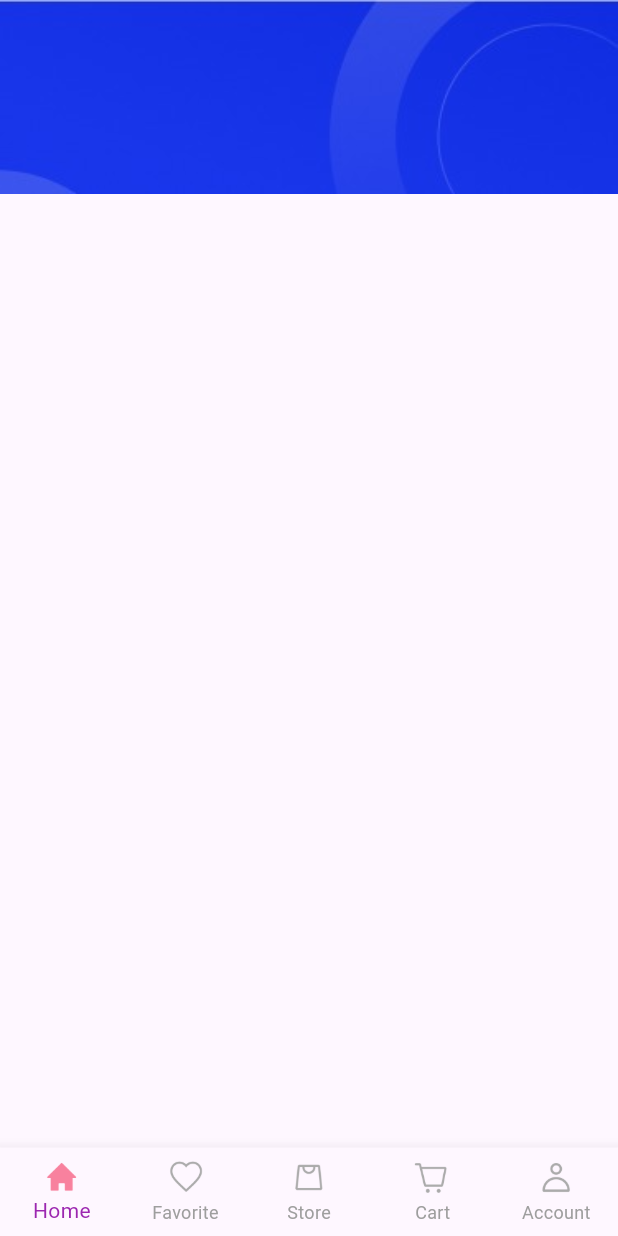
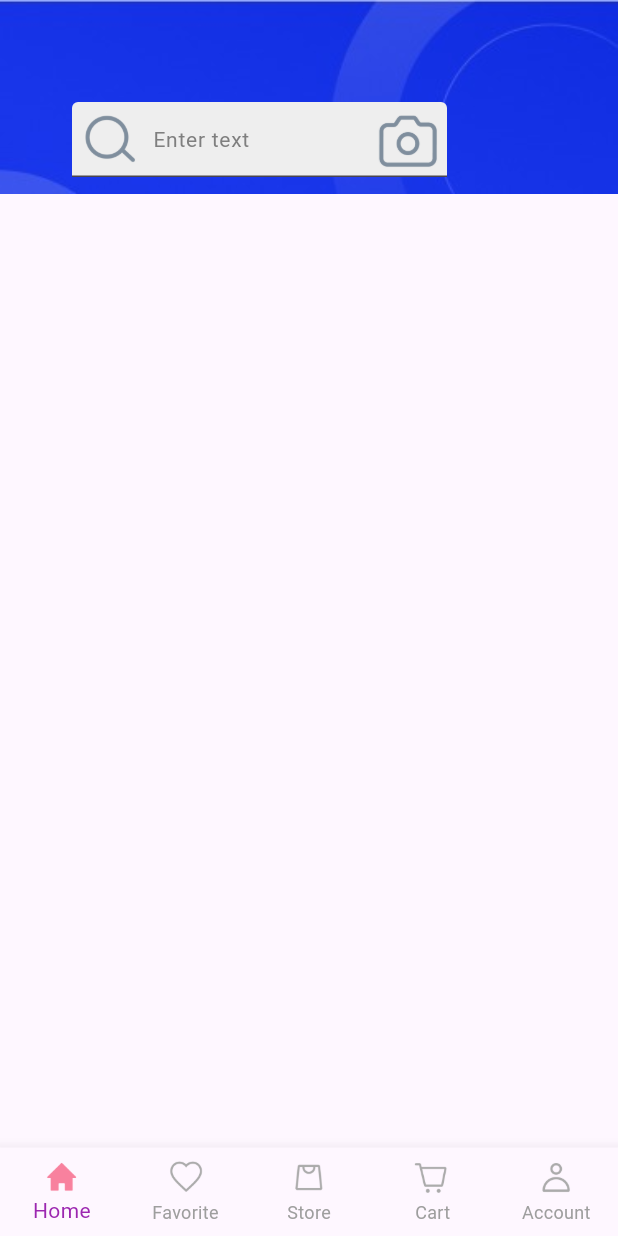
Before and after one commit to justicenyaga/mac-store-app, a Flutter app: the screen it shows after launch, on a phone screen of 412 x 824 dp. Run offline on Flutter 3.47's test engine with Material 3 defaults, Android fonts, the phone set to English and light mode, and no system bars; our stand-ins replace google_fonts.

Commit message:
create search field

```diff
--- a/lib/views/screens/nav_screens/widgets/header_widget.dart
+++ b/lib/views/screens/nav_screens/widgets/header_widget.dart
@@ -15,6 +15,36 @@
             width: MediaQuery.of(context).size.width,
             fit: BoxFit.cover,
           ),
+          Positioned(
+            left: 48,
+            top: 68,
+            child: SizedBox(
+              width: 250,
+              height: 50,
+              child: TextField(
+                decoration: InputDecoration(
+                  hintText: "Enter text",
+                  hintStyle: const TextStyle(
+                    fontSize: 14,
+                    color: Color(0xFF7F7F7F),
+                  ),
+                  contentPadding: const EdgeInsets.symmetric(
+                    horizontal: 12,
+                    vertical: 16,
+                  ),
+                  prefixIcon: Image.asset(
+                    "assets/icons/searc1.png",
+                  ),
+                  suffixIcon: Image.asset(
+                    "assets/icons/cam.png",
+                  ),
+                  fillColor: Colors.grey.shade200,
+                  filled: true,
+                  focusColor: Colors.black,
+                ),
+              ),
+            ),
+          )
         ],
       ),
     );
```
Also changed, not shown: assets/icons/cam.png (added), assets/icons/searc1.png (added).
